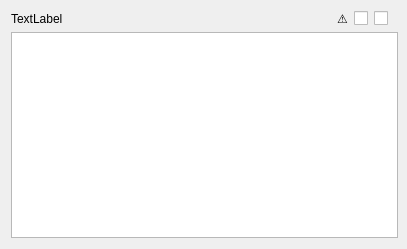
Before: the Qt Designer form DeviceListItem.ui in DLdota/OpenRGBEffectsPlugin, drawn with Qt 5.
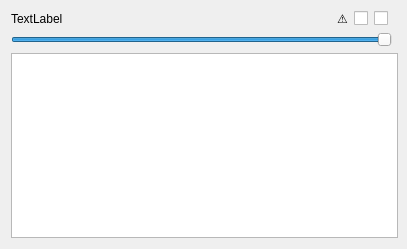
After: the same form once the commit is applied.

Commit message: Initial commit for custom brightness per zone

Patch:
```diff
--- a/DeviceListItem.ui
+++ b/DeviceListItem.ui
@@ -20,6 +20,16 @@
    <property name="rightMargin">
     <number>9</number>
    </property>
+   <item row="2" column="0" colspan="4">
+    <widget class="QTableWidget" name="zones">
+     <property name="sizePolicy">
+      <sizepolicy hsizetype="Preferred" vsizetype="Expanding">
+       <horstretch>0</horstretch>
+       <verstretch>0</verstretch>
+      </sizepolicy>
+     </property>
+    </widget>
+   </item>
    <item row="0" column="2">
     <layout class="QHBoxLayout" name="horizontalLayout">
      <property name="rightMargin">
@@ -47,13 +57,14 @@
      </item>
     </layout>
    </item>
-   <item row="1" column="0" colspan="4">
-    <widget class="QTableWidget" name="zones">
-     <property name="sizePolicy">
-      <sizepolicy hsizetype="Preferred" vsizetype="Expanding">
-       <horstretch>0</horstretch>
-       <verstretch>0</verstretch>
-      </sizepolicy>
+   <item row="0" column="1">
+    <widget class="QLabel" name="danger_not_direct">
+     <property name="toolTip">
+      <string>This device doesn't have direct mode
+Using an effect on a device WILL damage the flash or controller</string>
+     </property>
+     <property name="text">
+      <string>⚠</string>
      </property>
     </widget>
    </item>
@@ -70,14 +81,16 @@
      </property>
     </widget>
    </item>
-   <item row="0" column="1">
-    <widget class="QLabel" name="danger_not_direct">
-     <property name="toolTip">
-      <string>This device doesn't have direct mode
-Using an effect on a device WILL damage the flash or controller</string>
+   <item row="1" column="0" colspan="3">
+    <widget class="QSlider" name="brightness">
+     <property name="maximum">
+      <number>100</number>
      </property>
-     <property name="text">
-      <string>⚠</string>
+     <property name="value">
+      <number>100</number>
+     </property>
+     <property name="orientation">
+      <enum>Qt::Horizontal</enum>
      </property>
     </widget>
    </item>
```
The commit also changes 6 other files.
